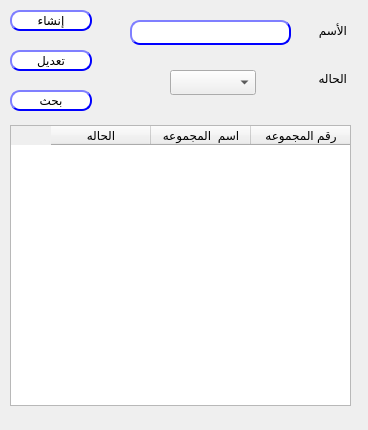
Old version of the form presentation/loyalty_ui/createModifyCustGp.ui in the repository shymaa123456/HyperPOS2020.
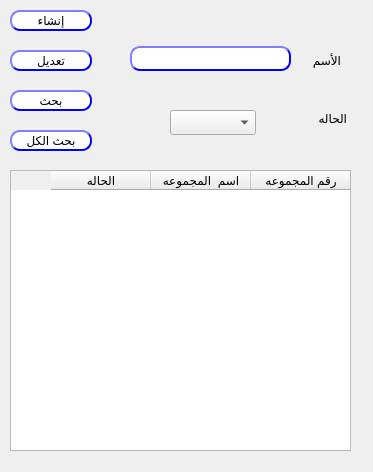
New version of the form.

Commit message: unpdate customerGP

```diff
--- a/presentation/loyalty_ui/createModifyCustGp.ui
+++ b/presentation/loyalty_ui/createModifyCustGp.ui
@@ -6,8 +6,8 @@
    <rect>
     <x>0</x>
     <y>0</y>
-    <width>368</width>
-    <height>430</height>
+    <width>373</width>
+    <height>472</height>
    </rect>
   </property>
   <property name="windowTitle">
@@ -16,8 +16,8 @@
   <widget class="QLabel" name="desc">
    <property name="geometry">
     <rect>
-     <x>266</x>
-     <y>20</y>
+     <x>260</x>
+     <y>50</y>
      <width>81</width>
      <height>21</height>
     </rect>
@@ -30,7 +30,7 @@
    <property name="geometry">
     <rect>
      <x>280</x>
-     <y>70</y>
+     <y>110</y>
      <width>67</width>
      <height>17</height>
     </rect>
@@ -43,7 +43,7 @@
    <property name="geometry">
     <rect>
      <x>170</x>
-     <y>70</y>
+     <y>110</y>
      <width>86</width>
      <height>25</height>
     </rect>
@@ -90,7 +90,7 @@
    <property name="geometry">
     <rect>
      <x>130</x>
-     <y>20</y>
+     <y>46</y>
      <width>161</width>
      <height>25</height>
     </rect>
@@ -124,7 +124,7 @@
    <property name="geometry">
     <rect>
      <x>10</x>
-     <y>125</y>
+     <y>170</y>
      <width>341</width>
      <height>281</height>
     </rect>
@@ -245,15 +245,52 @@
    <property name="geometry">
     <rect>
      <x>110</x>
-     <y>70</y>
+     <y>110</y>
      <width>31</width>
-     <height>20</height>
+     <height>21</height>
     </rect>
    </property>
    <property name="text">
     <string/>
    </property>
   </widget>
+  <widget class="QPushButton" name="BTN_searchCustGp_all">
+   <property name="geometry">
+    <rect>
+     <x>10</x>
+     <y>130</y>
+     <width>82</width>
+     <height>21</height>
+    </rect>
+   </property>
+   <property name="styleSheet">
+    <string notr="true">QPushButton{
+                                        background-color: white;
+                                        border-style: outset;
+                                        border-width: 2px;
+                                        border-radius: 10px;
+                                        border-color: blue;
+                                        min-width: 6em;
+                                        }
+                                        QPushButton:hover {
+                                        background: qradialgradient(
+                                        cx: 0.3, cy: -0.4, fx: 0.3, fy: -0.4,
+                                        radius: 1.35, stop: 0 #fff, stop: 1 #bbb
+                                        );
+                                        }
+                                        QPushButton:pressed {
+                                        border-style: inset;
+                                        background: qradialgradient(
+                                        cx: 0.4, cy: -0.1, fx: 0.4, fy: -0.1,
+                                        radius: 1.35, stop: 0 #fff, stop: 1 #ddd
+                                        );
+                                        }
+                                    </string>
+   </property>
+   <property name="text">
+    <string>بحث الكل</string>
+   </property>
+  </widget>
  </widget>
  <resources/>
  <connections/>
```
The commit also changes 2 other files.
